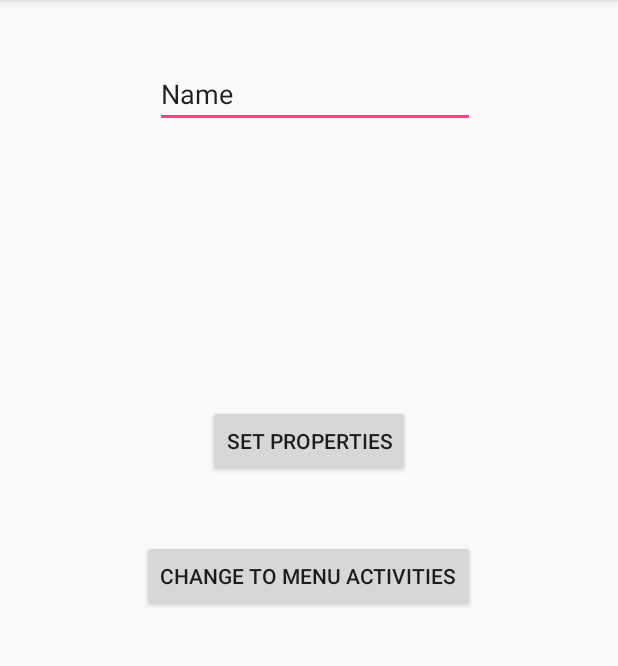
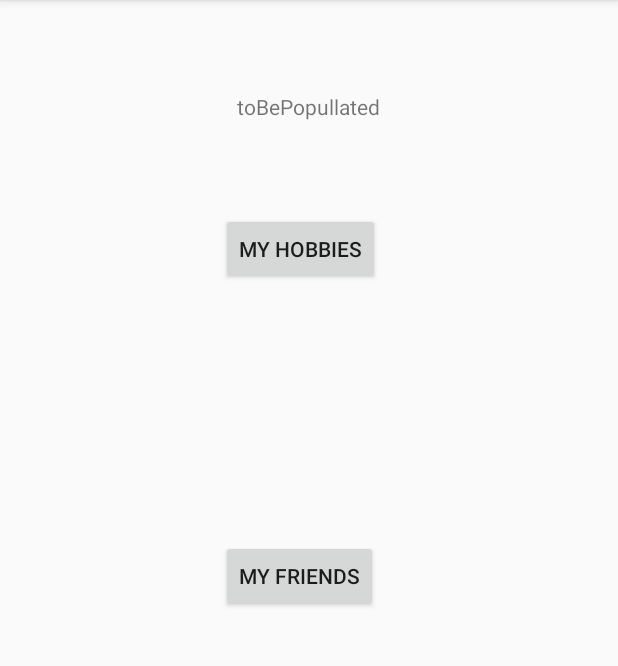
Before and after one commit to enrro/TC2024-Narcissismreloaded, an Android app: the screen it shows after launch (MainActivity before the commit, MenuActivity after it), after a tap on "CHANGE TO MENU ACTIVITIES", on a phone screen of 412 x 824 dp, the part 84-750 px from its top. Run offline under Robolectric (Android 15) with nearby library versions, the phone set to English and light mode, and no system bars.

Commit message:
Made other classes, friends and hobbies.

```diff
--- a/app/src/main/java/com/example/enrro/narcissismreloaded/MainActivity.java
+++ b/app/src/main/java/com/example/enrro/narcissismreloaded/MainActivity.java
@@ -1,11 +1,12 @@
 package com.example.enrro.narcissismreloaded;
 
+
 import android.content.Context;
+import android.content.Intent;
 import android.support.v7.app.AppCompatActivity;
 import android.os.Bundle;
 import android.view.View;
 import android.widget.EditText;
-import android.widget.TextView;
 import android.widget.Toast;
 
 import java.io.File;
@@ -13,6 +14,21 @@ import java.io.FileInputStream;
 import java.io.FileOutputStream;
 import java.io.IOException;
 import java.util.Properties;
+
+/*
+Main activity
+    If the properties file exists load the name saved there.
+    If there is no properties file whenever the user press the button save the name on it.
+Menu activity
+    The textview should be populated with the hobby of the user that should be saved on a SQLite DB.
+My hobbies - When the user specifies its hobbies the hobby is saved on a SQLite DB.
+My Friends - The interface will now show the following elements:
+    An entry text for name
+    An entry text for hobby
+    A button to save - When the user presses this button the app saves the name/hobby on the entry texts as a record in a table in a SQLite DB.
+    A button to search - When the user presses this button the app retrieves the text from the name and updates the hobby with the one recorded for that friend in the DB.
+    A button to delete - When the user presses this button the app erases the record that has the name of the friend currently on the text entry.
+ */
 
 public class MainActivity extends AppCompatActivity {
 
@@ -61,5 +77,8 @@ public class MainActivity extends AppCompatActivity {
         Toast.makeText(this, "SAVED TO STORAGE", Toast.LENGTH_SHORT).show();
     }
 
-
+    public void buttonClicked(View v){
+        Intent intent = new Intent(this, MenuActivity.class);
+        startActivity(intent);
+    }
 }
--- a/app/src/main/res/layout/activity_main.xml
+++ b/app/src/main/res/layout/activity_main.xml
@@ -16,7 +16,7 @@
         android:layout_height="wrap_content"
         android:id="@+id/button2"
         android:layout_centerVertical="true"
-        android:onClick="saveToStorage"
+        android:onClick="buttonClicked"
         android:layout_centerHorizontal="true" />
 
     <Button
@@ -26,6 +26,7 @@
         android:id="@+id/button"
         android:layout_above="@+id/button2"
         android:layout_centerHorizontal="true"
+        android:onClick="saveToStorage"
         android:layout_marginBottom="42dp" />
 
     <EditText
--- a/app/src/main/res/layout/activity_menu.xml
+++ b/app/src/main/res/layout/activity_menu.xml
@@ -10,4 +10,31 @@
     android:paddingTop="@dimen/activity_vertical_margin"
     tools:context="com.example.enrro.narcissismreloaded.MenuActivity">
 
+    <TextView
+        android:text="toBePopullated"
+        android:layout_width="wrap_content"
+        android:layout_height="wrap_content"
+        android:layout_alignParentTop="true"
+        android:layout_centerHorizontal="true"
+        android:layout_marginTop="45dp"
+        android:id="@+id/textView" />
+
+    <Button
+        android:text="My Hobbies"
+        android:layout_width="wrap_content"
+        android:layout_height="wrap_content"
+        android:layout_below="@+id/textView"
+        android:layout_alignEnd="@+id/textView"
+        android:layout_marginTop="61dp"
+        android:onClick="goToHobbies"
+        android:id="@+id/button3" />
+
+    <Button
+        android:text="My friends"
+        android:layout_width="wrap_content"
+        android:layout_height="wrap_content"
+        android:layout_centerVertical="true"
+        android:layout_alignStart="@+id/button3"
+        android:onClick="goToFriends"
+        android:id="@+id/button4" />
 </RelativeLayout>
```
Also changed, not shown: app/src/main/java/com/example/enrro/narcissismreloaded/MenuActivity.java (+12 -0 lines).
